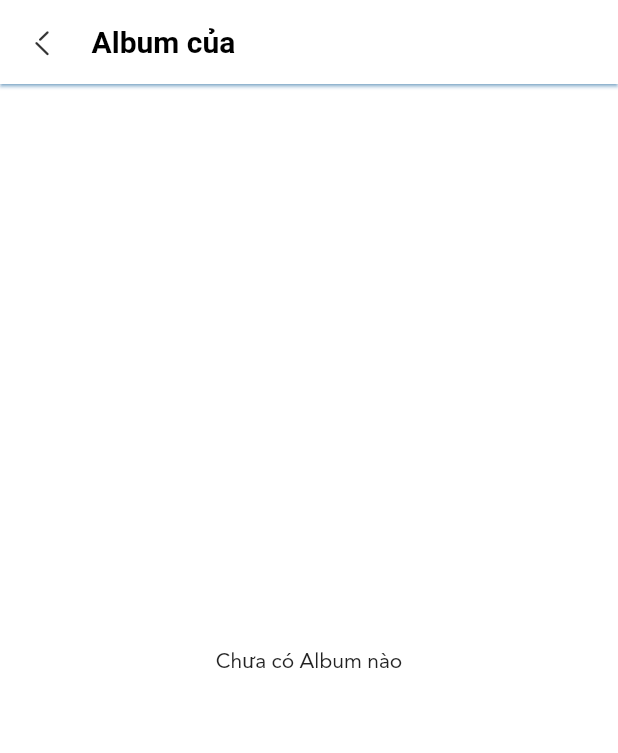
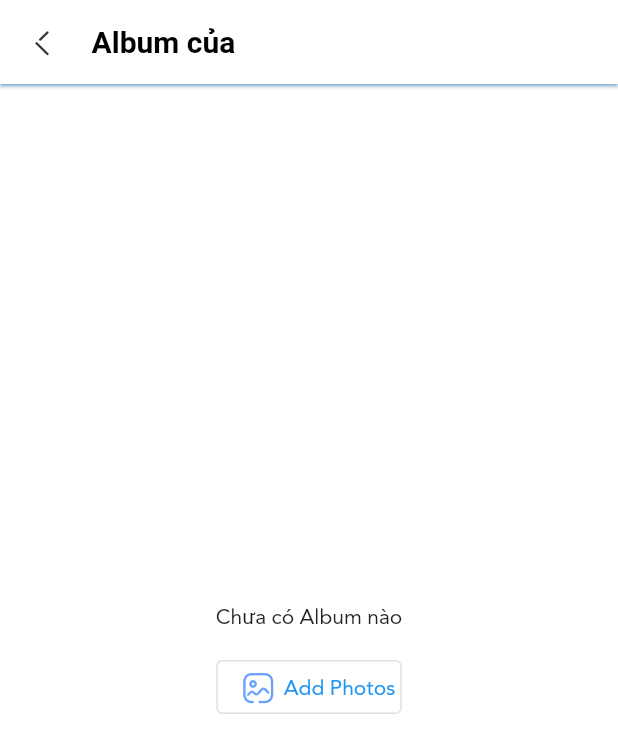
Before and after one commit to Github0203/mxhmobile, a Flutter app: the Photos_videos screen opened directly with empty values, on a phone screen of 412 x 824 dp. Shown: the top 753 px of the screen. Run offline on Flutter 3.47's test engine with Material 2 defaults, Android fonts, the phone set to English and light mode, and no system bars; our stand-ins replace animated_splash_screen, bloc, bot_toast, cloud_firestore, conditional_builder_null_safety, dio and 18 more; missing offline and left inert: flutter_facebook_auth, gradients, image_pickers, material_tag_editor, multi_image_layout, nine_grid_view and 4 more; accounts and stored records are empty; network calls fail.

Commit message:
done code

```diff
--- a/lib/layout/socialapp/cubit/cubit.dart
+++ b/lib/layout/socialapp/cubit/cubit.dart
@@ -1298,7 +1298,7 @@ if(editsubpostTemp != null){
         .collection('posts').doc(idPost).collection('posts').doc(idPostSub)
         .snapshots()
         .listen((event) async {
-      getdetailpostview=null;
+      getdetailpostview = null;
       getdetailpostview = (PostModelSub.fromJson(event.data()));
 
       emit(SocialGetSubPostSuccessState());
@@ -1308,6 +1308,8 @@ if(editsubpostTemp != null){
   }
     PostModelSub? getdetailpostviewImage;
   void viewDetailPostAlbum(String idPost, String idPostSub) {
+    print('idPost la :       ' + idPost.toString());
+    print('idPostSub la :       ' + idPostSub.toString());
       FirebaseFirestore.instance
         .collection('albumImages').doc(idPost).collection('albumImages').doc(idPostSub)
         .snapshots()
@@ -1504,7 +1506,7 @@ List<LikesModel>? getpostsUserLike=[];
       showToast(text: "Post Deleted", state: ToastStates.ERROR);
       emit(DeletePostSuccessState());
     });
-    getPosts();
+    getPostsAlbum();
   }
   void removePostImage() {
     postImage = null;
@@ -1908,7 +1910,7 @@ final _scaffoldMessengerKey = GlobalKey<ScaffoldMessengerState>();
 
 
   List<PostModelSub>? editsubpostTempWhenCreatePost_picker;
-  List<PostModelSub>? editsubpostTempWhenCreatePost;
+  List<PostModelSub>? editsubpostTempWhenCreatePost = [];
   Future<void> pickFiles() async {
     // resetState();
       final result = await FilePicker.platform.pickFiles(allowMultiple: true);
--- a/lib/layout/socialapp/sociallayout.dart
+++ b/lib/layout/socialapp/sociallayout.dart
@@ -42,6 +42,7 @@ class SocialLayout extends StatelessWidget {
     // countnotification = cubit.listNotificationDisplayyes! + 1;
          });
          return  Scaffold(
+          resizeToAvoidBottomInset : false,
            appBar: AppBar(
              title:   Text(cubit.titles[initialIndex],),
              actions: [
--- a/lib/main.dart
+++ b/lib/main.dart
@@ -1,4 +1,3 @@
-import 'dart:convert';
 
 import 'package:animated_splash_screen/animated_splash_screen.dart';
 import 'package:bot_toast/bot_toast.dart';
@@ -10,7 +9,6 @@ import 'package:flutter/material.dart';
 import 'package:flutter_bloc/flutter_bloc.dart';
 import 'package:flutter_local_notifications/flutter_local_notifications.dart';
 import 'package:socialapp/modules/settings/Profile_screen_friend.dart';
-import 'package:socialapp/shared/components/components.dart';
 import 'package:socialapp/shared/cubit/cubit.dart';
 import 'package:socialapp/shared/cubit/states.dart';
 import 'package:socialapp/shared/styles/themes.dart';
--- a/lib/modules/new_post/new_post.dart
+++ b/lib/modules/new_post/new_post.dart
@@ -45,7 +45,7 @@ class NewPostScreen extends StatelessWidget {
         if (state is SocialCreatePostSuccessState) {
           navigateTo(context, SocialLayout(0));
           SocialCubit.get(context).currentIndex = 0;
-          SocialCubit.get(context).postImage = null;
+          // SocialCubit.get(context).postImage = null;
           SocialCubit.get(context).editsubpostTempWhenCreatePost = [];
           SocialCubit.get(context).editsubpostDetailwhenCreate = null;
 
@@ -55,6 +55,7 @@ class NewPostScreen extends StatelessWidget {
         var socialUserModel = SocialCubit.get(context).socialUserModel;
         double setWidth = MediaQuery.of(context).size.width;
         double setheight = MediaQuery.of(context).size.height;
+        SocialCubit.get(context).editsubpostTempWhenCreatePost ??= [];
 
         return GestureDetector(
           onTap: () => FocusScope.of(context).unfocus(),
--- a/lib/modules/new_post/new_post_album.dart
+++ b/lib/modules/new_post/new_post_album.dart
@@ -414,7 +414,7 @@ class NewPostPersonalScreen extends StatelessWidget {
 
 
                       SizedBox(
-                        height: 20,
+                        height: 0,
                       ),
 
                       Expanded(
--- a/lib/modules/settings/photos_videos.dart
+++ b/lib/modules/settings/photos_videos.dart
@@ -33,6 +33,8 @@ class Photos_videos extends StatelessWidget {
   Widget build(BuildContext context) {
     bool loadingne = false;
      var scaffoldKey = GlobalKey<ScaffoldState>();
+     double setWidth = MediaQuery.of(context).size.width;
+        double setheight = MediaQuery.of(context).size.height;
     return Scaffold(
       appBar: defaultAppBarNoPop(
           context: context,
@@ -67,14 +69,40 @@ class Photos_videos extends StatelessWidget {
                   ),
                  fallback: (context) =>
                  Container(
-                  child: Center(child: textModel(text: 'Chưa có Album nào')),
+                  child: Column(
+                    mainAxisAlignment: MainAxisAlignment.center,
+                    crossAxisAlignment: CrossAxisAlignment.center,
+                    children: [
+                      Center(child: textModel(text: 'Chưa có Album nào')),
+                      SizedBox(height: 10),
+                      Container(
+                        width: setWidth*0.3,
+                        child: OutlinedButton(
+                                    child:Row(
+                                      mainAxisAlignment: MainAxisAlignment.center,
+                                      children: const <Widget>[
+                                        Icon(IconBroken.Image, color: Colors.blueAccent,),
+                                      SizedBox(
+                                        width: 5,
+                                      ),
+                                         Text('Add Photos',style: TextStyle(color: Colors.blue),),
+                                      ],
+                                    ) , onPressed: (){
+                                    SocialCubit.get(context).paths = null;
+                                    SocialCubit.get(context).editsubpostTempWhenCreatePost = null;
+                                      navigateTo(context, NewPostPersonalScreen());
+                                    },
+                                    style:OutlinedButton.styleFrom(primary: Colors.grey)
+                                  ),
+                      ),                      // TextButton.icon(onPressed: onPressed, icon: (icon), label: label)
+                    ],
+                  ),
                  )
                 );
               }
 
 
-          );
-        }
+          );        }
       ),
     );
   }
--- a/lib/shared/tags/edit_material_tag_editor.dart
+++ b/lib/shared/tags/edit_material_tag_editor.dart
@@ -59,7 +59,7 @@ class _Edit_Material_tag_editorState extends State<Edit_Material_tag_editor> {
                   length: SocialCubit.get(context).valueTags.length,
                   controller: _textEditingController,
                   focusNode: _focusNode,
-                  delimiters: ['a', 'a', 'a'],
+                  delimiters: [',', ' '],
                   hasAddButton: true,
                   resetTextOnSubmitted: true,
                   // This is set to grey just to illustrate the `textStyle` prop
--- a/lib/shared/tags/edit_material_tag_editor_when_create.dart
+++ b/lib/shared/tags/edit_material_tag_editor_when_create.dart
@@ -59,7 +59,7 @@ class _Edit_Material_tag_editor_when_createState extends State<Edit_Material_tag
                   length: SocialCubit.get(context).valueTagsSubwhenCreate.length,
                   controller: _textEditingController,
                   focusNode: _focusNode,
-                  delimiters: ['a', 'a', 'a'],
+                  delimiters: [',', ' '],
                   hasAddButton: true,
                   resetTextOnSubmitted: true,
                   // This is set to grey just to illustrate the `textStyle` prop
```
Also changed, not shown: lib/modules/feeds/feedDetail.dart (+14 -4 lines), lib/modules/feeds/feedDetailPost.dart (+12 -4 lines), lib/modules/feeds/feedDetailPostAlbum.dart (+31 -22 lines), lib/modules/feeds/feeds.dart (+10 -2 lines), lib/modules/settings/photos_detail_page.dart.dart (+15 -4 lines), pubspec.lock, 9 other files.
